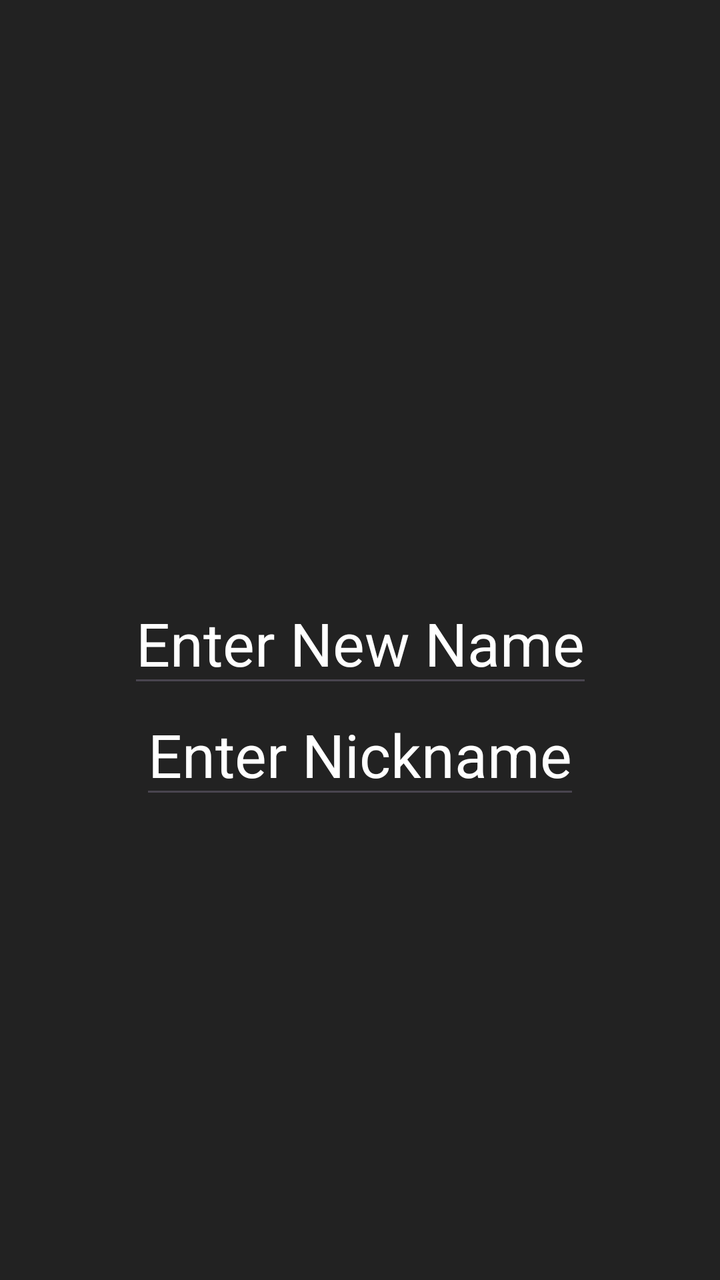
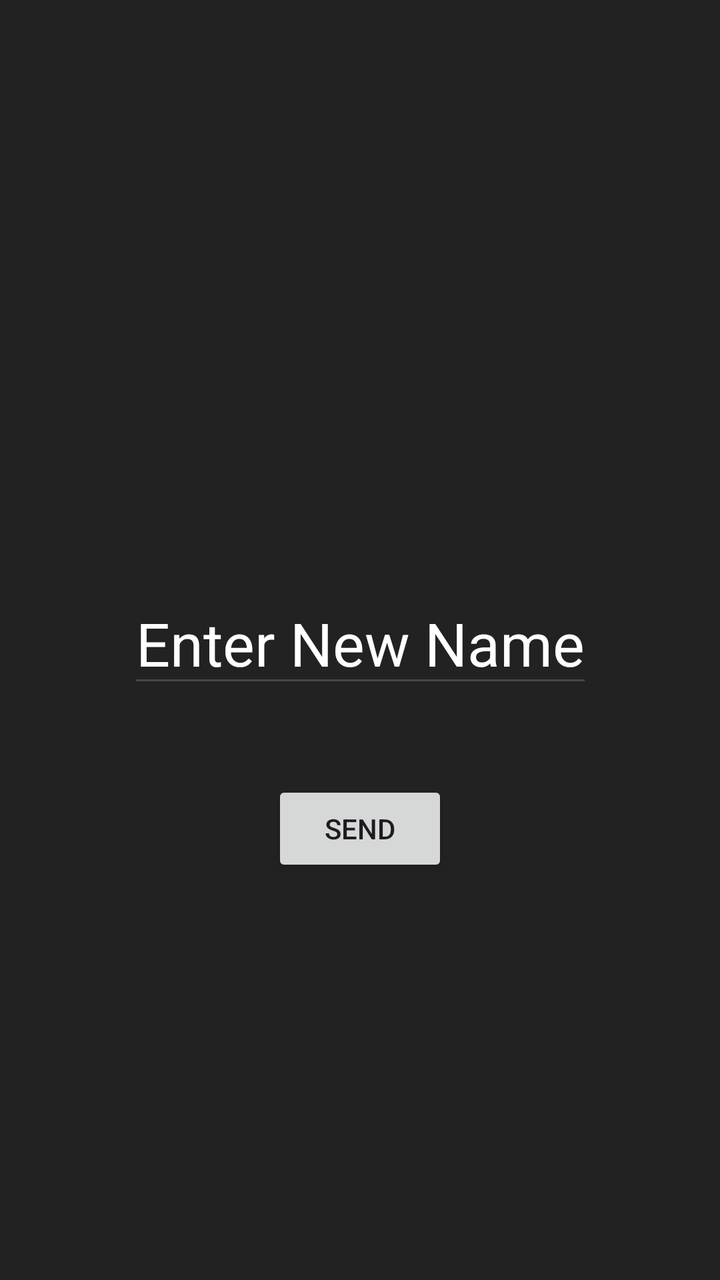

Compare the two renders of this Android layout. The source of the first and the diff that turns it into the second are given below.
<!-- AndroidManifest.xml: application theme Theme.Praktikum1 -->
<!-- res/layout/activity_main2.xml -->
<?xml version="1.0" encoding="utf-8"?>
<androidx.constraintlayout.widget.ConstraintLayout xmlns:android="http://schemas.android.com/apk/res/android"
    xmlns:app="http://schemas.android.com/apk/res-auto"
    xmlns:tools="http://schemas.android.com/tools"
    android:id="@+id/main"
    android:layout_width="match_parent"
    android:layout_height="match_parent"
    android:background="@color/black"
    tools:context=".MainActivity2">

    <EditText
        android:id="@+id/fullName"
        android:layout_width="wrap_content"
        android:layout_height="wrap_content"
        android:hint="Enter New Name"
        android:textSize="30sp"
        android:textColorHint="@color/white"
        app:layout_constraintStart_toStartOf="parent"
        app:layout_constraintTop_toTopOf="parent"
        app:layout_constraintEnd_toEndOf="parent"
        app:layout_constraintBottom_toBottomOf="parent">
    </EditText>

    <EditText
        android:id="@+id/shortName"
        android:layout_width="wrap_content"
        android:layout_height="wrap_content"
        android:hint="Enter Nickname"
        android:textSize="30sp"
        android:textColorHint="@color/white"
        android:layout_marginBottom="180dp"
        app:layout_constraintStart_toStartOf="parent"
        app:layout_constraintTop_toTopOf="@id/fullName"
        app:layout_constraintEnd_toEndOf="parent"
        app:layout_constraintBottom_toBottomOf="parent">
    </EditText>










</androidx.constraintlayout.widget.ConstraintLayout>
<!-- resources referenced by this layout -->
<resources>
  <color name="black">#222222           </color>
  <color name="white">#FFFFFFFF</color>
  <style name="Theme.Praktikum1" parent="Base.Theme.Praktikum1" />
  <style name="Base.Theme.Praktikum1" parent="Theme.Material3.DayNight.NoActionBar">
          
          
      </style>
</resources>

<!-- the commit's change to res/layout/activity_main2.xml (unified diff, before → after) -->
@@ -8,29 +8,18 @@
     android:background="@color/black"
     tools:context=".MainActivity2">
 
+
+
     <EditText
-        android:id="@+id/fullName"
+        android:id="@+id/username"
         android:layout_width="wrap_content"
         android:layout_height="wrap_content"
         android:hint="Enter New Name"
+        android:textColor="@color/white"
         android:textSize="30sp"
         android:textColorHint="@color/white"
         app:layout_constraintStart_toStartOf="parent"
         app:layout_constraintTop_toTopOf="parent"
-        app:layout_constraintEnd_toEndOf="parent"
-        app:layout_constraintBottom_toBottomOf="parent">
-    </EditText>
-
-    <EditText
-        android:id="@+id/shortName"
-        android:layout_width="wrap_content"
-        android:layout_height="wrap_content"
-        android:hint="Enter Nickname"
-        android:textSize="30sp"
-        android:textColorHint="@color/white"
-        android:layout_marginBottom="180dp"
-        app:layout_constraintStart_toStartOf="parent"
-        app:layout_constraintTop_toTopOf="@id/fullName"
         app:layout_constraintEnd_toEndOf="parent"
         app:layout_constraintBottom_toBottomOf="parent">
     </EditText>
@@ -44,4 +33,37 @@
 
 
 
+
+
+
+
+
+
+
+
+
+
+
+
+    <Button
+        android:id="@+id/sendData"
+        android:layout_width="wrap_content"
+        android:layout_height="wrap_content"
+        app:cornerRadius="0dp"
+        app:layout_constraintBottom_toBottomOf="parent"
+        app:layout_constraintEnd_toEndOf="parent"
+        app:layout_constraintStart_toStartOf="parent"
+        app:layout_constraintTop_toBottomOf="@id/username"
+        android:layout_marginBottom="160dp"
+        android:text="Send" />
+
+
+
+
+
+
+
+
+
+
 </androidx.constraintlayout.widget.ConstraintLayout>
